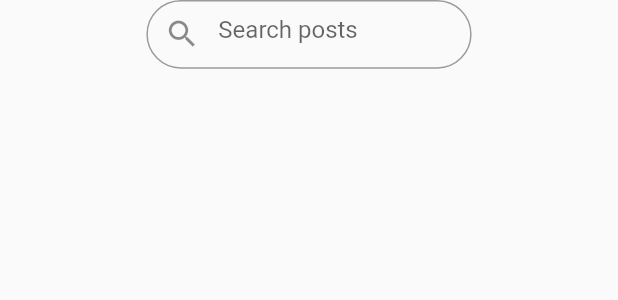
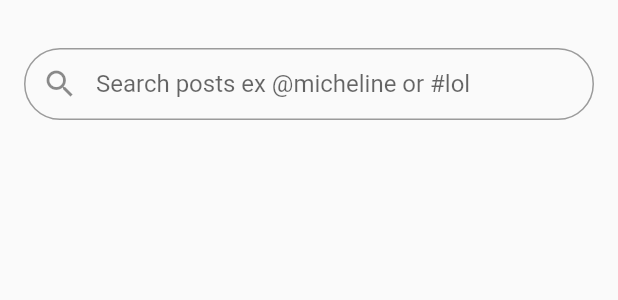
Before and after one commit to MichelineMedhat/Summer_Challenge, a Flutter app: the HomePage widget shown alone on an empty page, opened directly, on a phone screen of 412 x 824 dp. Shown: the top 300 px of the screen. Run offline on Flutter 3.47's test engine with Material 2 defaults, Android fonts, the phone set to English and light mode, and no system bars; our stand-ins replace bloc, cloud_firestore, equatable, flutter_bloc, rxdart, shared_preferences; missing offline and left inert: firebase, image_picker_web; accounts and stored records are empty.

Commit message:
Responsive Posts

```diff
--- a/user/lib/screens/home_page.dart
+++ b/user/lib/screens/home_page.dart
@@ -12,10 +12,10 @@ class HomePage extends StatefulWidget {
   const HomePage({Key key, this.user}) : super(key: key);
 
   @override
-  State<StatefulWidget> createState() => _HomePage();
+  State<StatefulWidget> createState() => _HomePageState();
 }
 
-class _HomePage extends State<HomePage> {
+class _HomePageState extends State<HomePage> {
   TextEditingController _filterTextEditController = TextEditingController();
   final ScrollController _scrollController = ScrollController();
   PostBloc postBloc;
@@ -30,15 +30,21 @@ class _HomePage extends State<HomePage> {
   @override
   Widget build(BuildContext context) {
     return SingleChildScrollView(
-      child: Column(mainAxisAlignment: MainAxisAlignment.center, children: [
+      child: Padding(
+        padding: const EdgeInsets.all(16.0),
+        child: Column(
+
+          mainAxisAlignment: MainAxisAlignment.center, children: [
+          SizedBox(height: 16),
           Container(
-          width: MediaQuery.of(context).size.width / 1.9,
-          height: MediaQuery.of(context).size.height / 18,
+            width: 600,
+            height: MediaQuery.of(context).size.height / 15,
             child: TextField(
               controller: _filterTextEditController,
               onSubmitted: (_) => _onFilterSubmitted(),
               decoration: InputDecoration(
-              hintText: 'Search posts',
+                contentPadding: EdgeInsets.only(top:4),
+                hintText: 'Search posts ex @micheline or #lol',
                 border: new OutlineInputBorder(
                   borderRadius: const BorderRadius.all(
                     const Radius.circular(30.0),
@@ -48,13 +54,8 @@ class _HomePage extends State<HomePage> {
               ),
             ),
           ),
-        SizedBox(
-          height: MediaQuery.of(context).size.height / 16,
-        ),
           Container(
-            width: MediaQuery.of(context).size.width > 576
-                ? MediaQuery.of(context).size.width / 2
-                : MediaQuery.of(context).size.width,
+              width:400,
               child: BlocBuilder<PostBloc, PostState>(
                 builder: (context, state) {
                   if (state is AllPostsLoading ||
@@ -83,6 +84,7 @@ class _HomePage extends State<HomePage> {
                 },
               )),
         ]),
+      ),
     );
   }
 
```
Also changed, not shown: user/lib/widgets/post_widget.dart (+10 -17 lines). Lines whose indentation alone changed are shown as unchanged.
